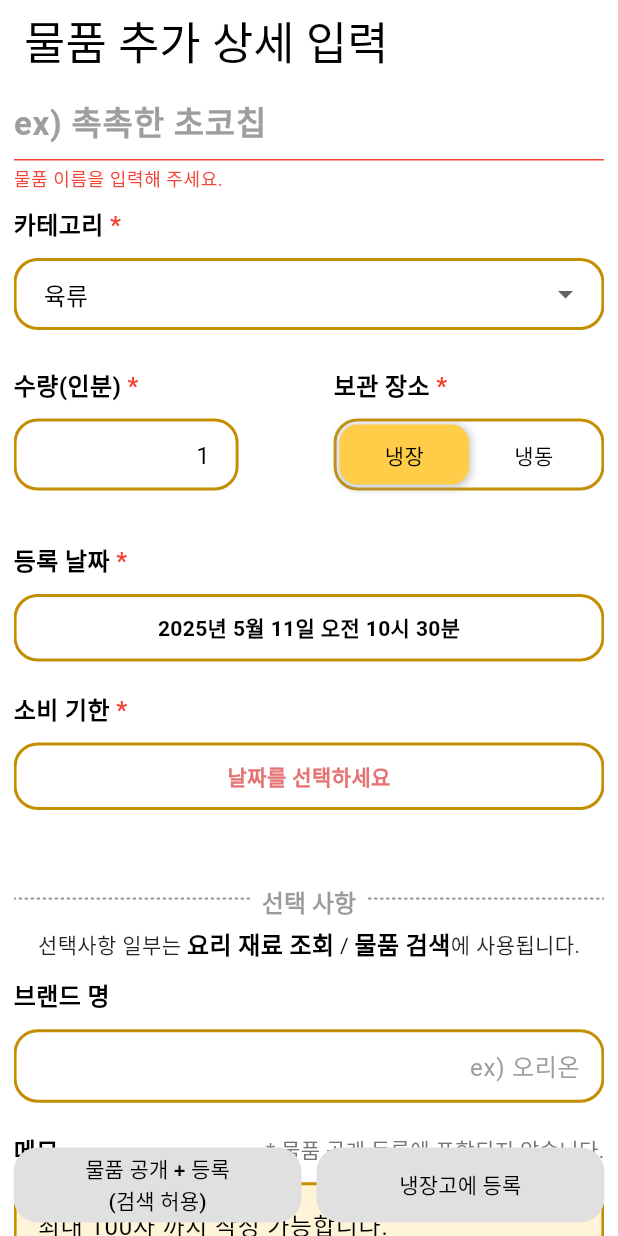
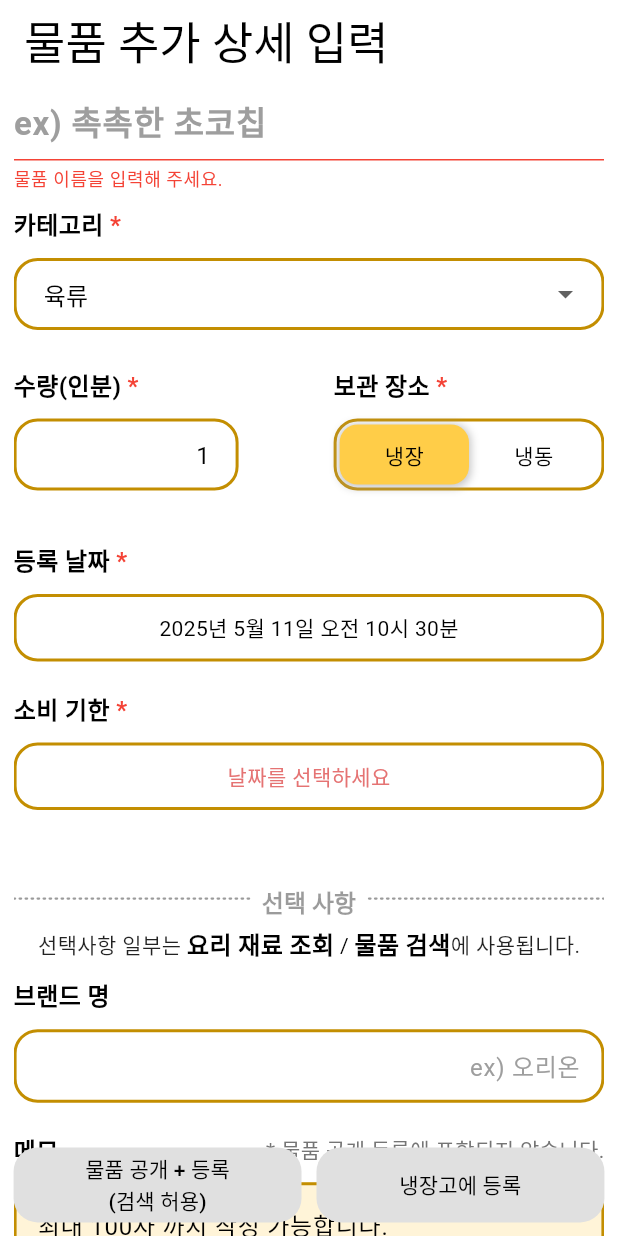
Before and after one commit to Mango-Fridge/Frontend, a Flutter app: the AddContentView screen opened by its route, on a phone screen of 412 x 824 dp. Run offline on Flutter 3.47's test engine with Material 3 defaults, Android fonts, the phone set to English and light mode, and no system bars; drawn by our look-alikes of custom_sliding_segmented_control; our stand-ins replace dio, flutter_dotenv, flutter_riverpod, fluttertoast, freezed_annotation, go_router and 7 more; missing offline and left inert: kakao_flutter_sdk; accounts and stored records are empty; generated files the repository leaves out were written again; Roboto replaces fonts that are missing (Mainfonts).

Commit message:
[Design]: Refrigerator-AddContent-물품 추가 등록날짜 light #172

```diff
--- a/lib/view/refrigerator/add_content_view.dart
+++ b/lib/view/refrigerator/add_content_view.dart
@@ -457,16 +457,16 @@ class _AddContentViewState extends ConsumerState<AddContentView> {
                   Text(
                     '등록 날짜 ',
                     style: TextStyle(
+                      fontSize: Design.normalFontSize1,
                       fontWeight: FontWeight.bold,
-                      fontSize: Design.normalFontSize1,
                     ),
                   ),
                   Text(
                     '*',
                     style: TextStyle(
                       color: Colors.red,
+                      fontSize: Design.normalFontSize1,
                       fontWeight: FontWeight.bold,
-                      fontSize: Design.normalFontSize1,
                     ),
                   ),
                 ],
@@ -492,7 +492,6 @@ class _AddContentViewState extends ConsumerState<AddContentView> {
                     DateFormat('yyyy년 M월 d일 a h시 m분', 'ko').format(
                       _addContentState?.selectedRegDate ?? DateTime.now(),
                     ),
-                    style: const TextStyle(fontWeight: FontWeight.bold),
                   ),
                 ),
               ),
@@ -511,16 +510,16 @@ class _AddContentViewState extends ConsumerState<AddContentView> {
                   Text(
                     '소비 기한 ',
                     style: TextStyle(
+                      fontSize: Design.normalFontSize1,
                       fontWeight: FontWeight.bold,
-                      fontSize: Design.normalFontSize1,
                     ),
                   ),
                   Text(
                     '*',
                     style: TextStyle(
                       color: Colors.red,
+                      fontSize: Design.normalFontSize1,
                       fontWeight: FontWeight.bold,
-                      fontSize: Design.normalFontSize1,
                     ),
                   ),
                 ],
@@ -553,7 +552,6 @@ class _AddContentViewState extends ConsumerState<AddContentView> {
                           _addContentState?.selectedExpDate == null
                               ? Colors.red[300]
                               : Colors.black,
-                      fontWeight: FontWeight.bold,
                     ),
                   ),
                 ),
```
